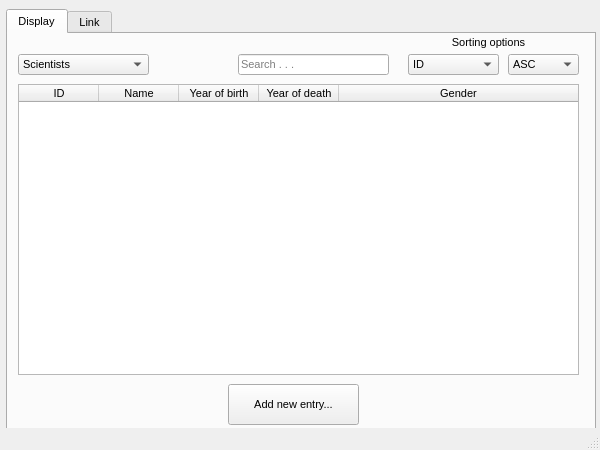
gudmundurb/H22, file mainwindow.ui: the form before one commit.
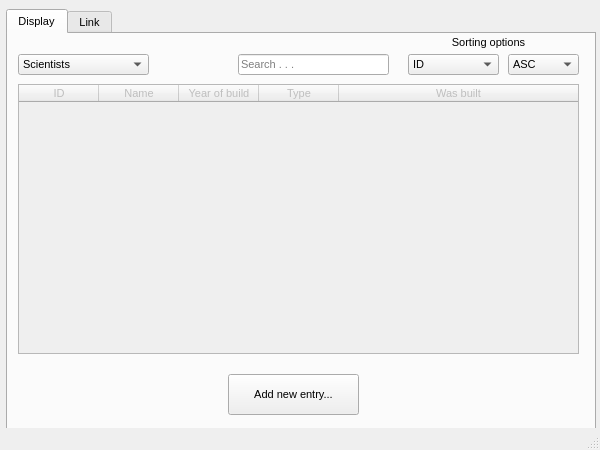
The form after the commit. Icons and pictures are not drawn.

Commit message: laga location á tables

What changed in the file:
```diff
--- a/mainwindow.ui
+++ b/mainwindow.ui
@@ -43,7 +43,7 @@
    <string>Listinn</string>
   </property>
   <property name="windowIcon">
-   <iconset>
+   <iconset resource="resources.qrc">
     <normaloff>:/icons/icon.png</normaloff>:/icons/icon.png</iconset>
   </property>
   <widget class="QWidget" name="centralWidget">
@@ -126,7 +126,7 @@
         <x>10</x>
         <y>50</y>
         <width>561</width>
-        <height>281</height>
+        <height>270</height>
        </rect>
       </property>
       <property name="sizePolicy">
@@ -138,13 +138,13 @@
       <property name="minimumSize">
        <size>
         <width>561</width>
-        <height>281</height>
+        <height>270</height>
        </size>
       </property>
       <property name="maximumSize">
        <size>
         <width>561</width>
-        <height>281</height>
+        <height>270</height>
        </size>
       </property>
       <property name="font">
@@ -216,6 +216,9 @@
       <attribute name="verticalHeaderVisible">
        <bool>false</bool>
       </attribute>
+      <attribute name="verticalHeaderDefaultSectionSize">
+       <number>30</number>
+      </attribute>
       <attribute name="verticalHeaderMinimumSectionSize">
        <number>19</number>
       </attribute>
@@ -285,7 +288,7 @@
       <property name="geometry">
        <rect>
         <x>220</x>
-        <y>350</y>
+        <y>340</y>
         <width>131</width>
         <height>41</height>
        </rect>
@@ -338,7 +341,7 @@
         <x>10</x>
         <y>50</y>
         <width>561</width>
-        <height>291</height>
+        <height>270</height>
        </rect>
       </property>
       <property name="sizePolicy">
@@ -347,6 +350,18 @@
         <verstretch>0</verstretch>
        </sizepolicy>
       </property>
+      <property name="minimumSize">
+       <size>
+        <width>561</width>
+        <height>270</height>
+       </size>
+      </property>
+      <property name="maximumSize">
+       <size>
+        <width>561</width>
+        <height>270</height>
+       </size>
+      </property>
       <property name="font">
        <font>
         <weight>50</weight>
@@ -468,9 +483,9 @@
        </property>
       </item>
      </widget>
+     <zorder>scientist_table</zorder>
      <zorder>computer_table</zorder>
      <zorder>sort_combo_computer</zorder>
-     <zorder>scientist_table</zorder>
      <zorder>sort_label</zorder>
      <zorder>sort_combo_scientist</zorder>
      <zorder>search_text</zorder>
@@ -816,7 +831,7 @@
   </action>
   <action name="actionRemove_scientist">
    <property name="icon">
-    <iconset>
+    <iconset resource="resources.qrc">
      <normaloff>:/icons/White_X_in_red_background.png</normaloff>:/icons/White_X_in_red_background.png</iconset>
    </property>
    <property name="text">
@@ -825,7 +840,7 @@
   </action>
   <action name="actionRemove_Computer">
    <property name="icon">
-    <iconset>
+    <iconset resource="resources.qrc">
      <normaloff>:/icons/White_X_in_red_background.png</normaloff>:/icons/White_X_in_red_background.png</iconset>
    </property>
    <property name="text">
@@ -834,7 +849,7 @@
   </action>
   <action name="actionView_Scientist">
    <property name="icon">
-    <iconset>
+    <iconset resource="resources.qrc">
      <normaloff>:/icons/scientist.jpg</normaloff>:/icons/scientist.jpg</iconset>
    </property>
    <property name="text">
@@ -843,7 +858,7 @@
   </action>
   <action name="actionView_Computer">
    <property name="icon">
-    <iconset>
+    <iconset resource="resources.qrc">
      <normaloff>:/icons/computer2.png</normaloff>:/icons/computer2.png</iconset>
    </property>
    <property name="text">
@@ -852,7 +867,7 @@
   </action>
   <action name="actionEdit_Scientist">
    <property name="icon">
-    <iconset>
+    <iconset resource="resources.qrc">
      <normaloff>:/icons/Update.png</normaloff>:/icons/Update.png</iconset>
    </property>
    <property name="text">
@@ -861,7 +876,7 @@
   </action>
   <action name="actionEdit_computer">
    <property name="icon">
-    <iconset>
+    <iconset resource="resources.qrc">
      <normaloff>:/icons/Update.png</normaloff>:/icons/Update.png</iconset>
    </property>
    <property name="text">
```
Left out of the diff: 4 changed lines with no effect on the pictures.
